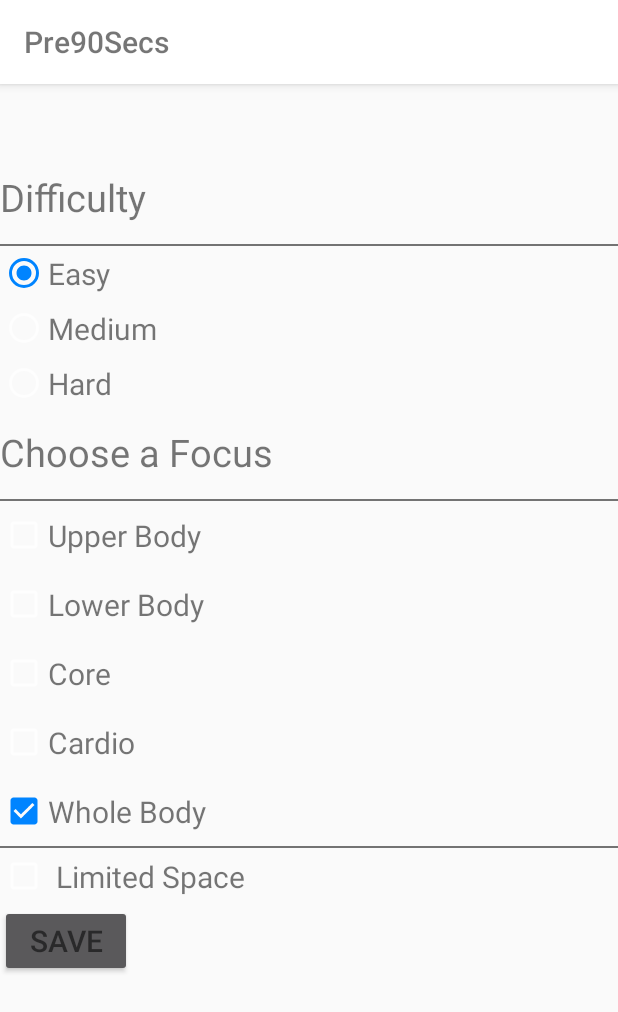
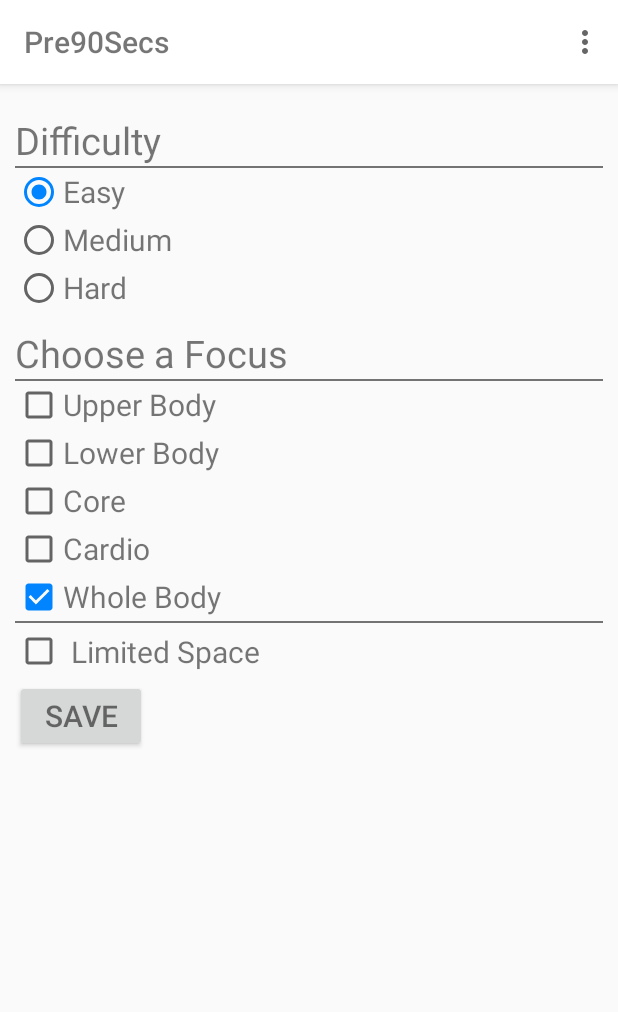
Before and after one commit to alliejc/pre90secs-android, an Android app: the fragment FilterOptionsFragment placed in its activity, on a phone screen of 412 x 824 dp. Shown: the top 1012 px of the screen. Run offline under Robolectric (Android 15) with nearby library versions, the phone set to English and light mode, and no system bars; libraries missing offline, so code that uses them is left out: com.googlecode.totallylazy.

Commit message:
updating UI for release

```diff
--- a/app/src/main/res/layout/activity_main.xml
+++ b/app/src/main/res/layout/activity_main.xml
@@ -19,17 +19,9 @@
         android:layout_alignParentTop="true">
     </android.support.v7.widget.Toolbar>
 
-
-    <android.support.design.widget.TabLayout
-        android:id="@+id/tab_layout"
-        android:layout_width="match_parent"
-        android:layout_height="wrap_content"
-        app:tabMaxWidth="0dp"
-        android:layout_below="@+id/toolbar"/>
-
     <FrameLayout
         android:id="@+id/main_framelayout"
         android:layout_width="match_parent"
         android:layout_height="match_parent"
-        android:layout_below="@+id/tab_layout"/>
+        android:layout_below="@+id/toolbar"/>
 </RelativeLayout>
--- a/app/src/main/res/layout/fragment_filter_options.xml
+++ b/app/src/main/res/layout/fragment_filter_options.xml
@@ -1,14 +1,10 @@
-<FrameLayout xmlns:android="http://schemas.android.com/apk/res/android"
+<LinearLayout xmlns:android="http://schemas.android.com/apk/res/android"
     xmlns:tools="http://schemas.android.com/tools"
     android:layout_width="match_parent"
     android:layout_height="match_parent"
+    android:layout_margin="10dp"
+    android:orientation="vertical"
     tools:context="com.allie.pre90secs.fragment.FilterOptionsFragment">
-
-   <LinearLayout
-       android:layout_width="match_parent"
-       android:layout_height="match_parent"
-       android:orientation="vertical"
-       android:weightSum="100">
 
        <TextView
            android:layout_width="match_parent"
@@ -16,19 +12,17 @@
            android:paddingTop="10dp"
            android:text="@string/pref_category_title_difficulty"
            android:textSize="25sp"
-           android:textColor="@color/subtitle_grey"
-           android:layout_weight="5"/>
+           android:textColor="@color/subtitle_grey" />
 
        <View
            android:layout_width="match_parent"
-           android:layout_height="1sp"
+           android:layout_height="1dp"
            android:background="@color/subtitle_grey" />
 
   <RadioGroup
+      android:id="@+id/difficultyRadioGroup"
       android:layout_width="match_parent"
-      android:layout_height="wrap_content"
-      android:id="@+id/difficultyRadioGroup"
-      android:layout_weight="5">
+      android:layout_height="wrap_content">
 
      <RadioButton
          android:layout_width="match_parent"
@@ -37,7 +31,6 @@
          android:text="@string/easy"
          android:textColor="@color/subtitle_grey"
          android:textSize="20sp"
-         android:layout_weight="5"
          android:checked="true"/>
      <RadioButton
          android:layout_width="match_parent"
@@ -45,30 +38,28 @@
          android:id="@+id/mediumRadioButton"
          android:text="@string/medium"
          android:textColor="@color/subtitle_grey"
-         android:textSize="20sp"
-         android:layout_weight="5"/>
+         android:textSize="20sp" />
       <RadioButton
           android:layout_width="match_parent"
           android:layout_height="wrap_content"
           android:id="@+id/hardRadioButton"
           android:text="@string/hard"
           android:textColor="@color/subtitle_grey"
-          android:textSize="20sp"
-          android:layout_weight="5" />
+          android:textSize="20sp" />
   </RadioGroup>
 
        <TextView
+           android:id="@+id/choose_focus_title"
            android:layout_width="match_parent"
            android:layout_height="wrap_content"
            android:paddingTop="10dp"
            android:textColor="@color/subtitle_grey"
            android:text="@string/pref_category_title_body_region"
-           android:textSize="25sp"
-           android:layout_weight="5"/>
+           android:textSize="25sp" />
 
            <View
                android:layout_width="match_parent"
-               android:layout_height="1sp"
+               android:layout_height="1dp"
                android:background="@color/subtitle_grey" />
 
        <CheckBox
@@ -77,44 +68,39 @@
            android:id="@+id/upperRegionCheckBox"
            android:text="@string/pref_title_upper_body"
            android:textColor="@color/subtitle_grey"
-           android:textSize="20sp"
-           android:layout_weight="5"/>
+           android:textSize="20sp" />
        <CheckBox
            android:layout_width="match_parent"
            android:layout_height="wrap_content"
            android:id="@+id/lowerRegionCheckBox"
            android:textColor="@color/subtitle_grey"
            android:text="@string/pref_title_lower_body"
-           android:textSize="20sp"
-           android:layout_weight="5"/>
+           android:textSize="20sp" />
        <CheckBox
            android:layout_width="match_parent"
            android:layout_height="wrap_content"
            android:id="@+id/coreRegionCheckBox"
            android:textColor="@color/subtitle_grey"
            android:text="@string/pref_title_core"
-           android:textSize="20sp"
-           android:layout_weight="5"/>
+           android:textSize="20sp" />
        <CheckBox
            android:layout_width="match_parent"
            android:layout_height="wrap_content"
            android:id="@+id/cardioRegionCheckBox"
            android:textColor="@color/subtitle_grey"
            android:text="@string/pref_title_cardio"
-           android:textSize="20sp"
-           android:layout_weight="5"/>
+           android:textSize="20sp" />
        <CheckBox
            android:layout_width="match_parent"
            android:layout_height="wrap_content"
            android:id="@+id/wholeBodyRegionCheckBox"
            android:textColor="@color/subtitle_grey"
            android:text="@string/pref_title_whole_body"
-           android:textSize="20sp"
-           android:layout_weight="5" />
+           android:textSize="20sp" />
 
        <View
            android:layout_width="match_parent"
-           android:layout_height="1sp"
+           android:layout_height="1dp"
            android:background="@color/subtitle_grey" />
 
        <CheckBox
@@ -134,5 +120,4 @@
            android:textSize="20sp"
            android:padding="5dp"/>
 
-       </LinearLayout>
-</FrameLayout>
+</LinearLayout>
--- a/app/src/main/res/menu/overflow.xml
+++ b/app/src/main/res/menu/overflow.xml
@@ -2,7 +2,7 @@
     xmlns:app="http://schemas.android.com/apk/res-auto">
 
     <item android:id="@+id/action_settings"
-        android:title="Settings"
+        android:title="@string/filter"
         app:showAsAction="never"
         android:visible="true"
         />
--- a/app/src/main/res/values/strings.xml
+++ b/app/src/main/res/values/strings.xml
@@ -20,5 +20,6 @@
     <string name="easy">Easy</string>
     <string name="medium">Medium</string>
     <string name="hard">Hard</string>
+    <string name="filter">Filter</string>
 
 </resources>
--- a/app/src/main/res/values/styles.xml
+++ b/app/src/main/res/values/styles.xml
@@ -1,6 +1,6 @@
 <resources>
 
-    <style name="AppTheme" parent="Theme.AppCompat.NoActionBar">
+    <style name="AppTheme" parent="Theme.AppCompat.Light.NoActionBar">
         <item name="colorPrimary">@color/colorPrimary</item>
         <item name="colorPrimaryDark">@color/colorPrimaryDark</item>
         <item name="colorAccent">@color/colorAccent</item>
```
Also changed, not shown: gradle/wrapper/gradle-wrapper.properties.
